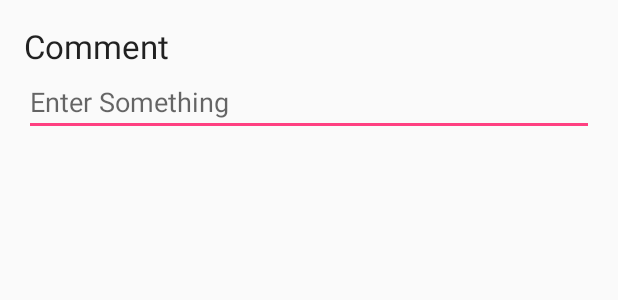
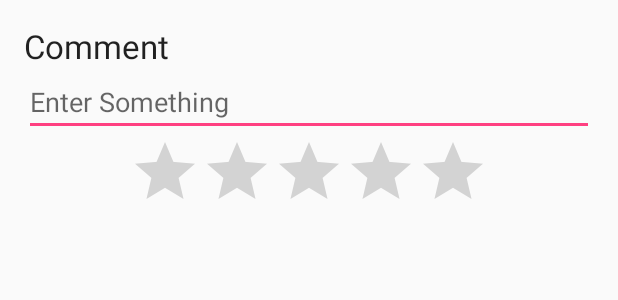
Before and after one commit to purva5194/Smart-Street-Project, an Android app: the layout user_input_dialog_box.xml on its own in the app's theme, with its tools: preview values and no code run, on a phone screen of 412 x 824 dp. Shown: the top 300 px of the screen. Run offline under Robolectric (Android 15) with nearby library versions, the phone set to English and light mode, and no system bars.

```diff
--- a/SmartTreeProject/app/src/main/res/layout/user_input_dialog_box.xml
+++ b/SmartTreeProject/app/src/main/res/layout/user_input_dialog_box.xml
@@ -19,4 +19,12 @@
         android:layout_height="wrap_content"
         android:hint="Enter Something"
         android:inputType="text" />
+
+    <RatingBar
+        android:id="@+id/ratingBar"
+        android:layout_width="wrap_content"
+        android:layout_height="wrap_content"
+        android:layout_gravity="center"
+        android:numStars="5" />
+
 </LinearLayout>
```
Also changed, not shown: SmartTreeProject/app/src/main/java/com/purvapatel/smarttreeproject/MainActivity.java (+11 -1 lines).
